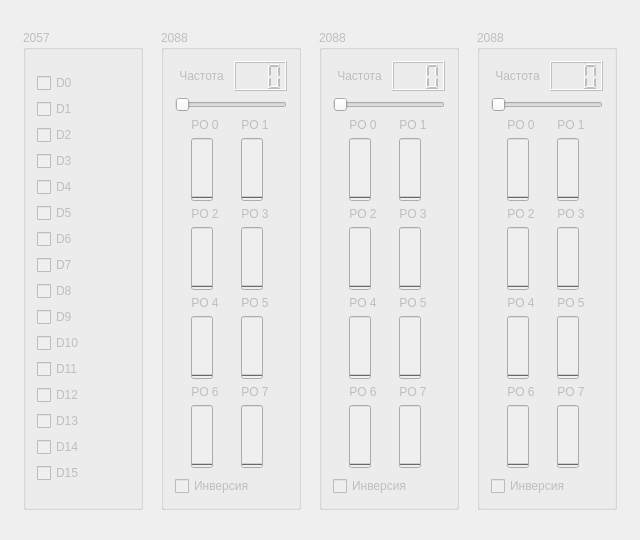
Old version of the form Megatron-server/server.ui in the repository sseitov/Megatron.
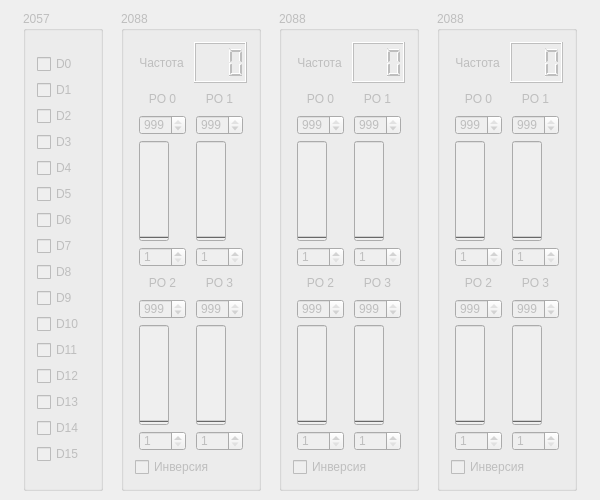
New version of the form.

The edit to the form file:
```diff
--- a/Megatron-server/server.ui
+++ b/Megatron-server/server.ui
@@ -6,20 +6,20 @@
    <rect>
     <x>0</x>
     <y>0</y>
-    <width>640</width>
-    <height>540</height>
+    <width>600</width>
+    <height>500</height>
    </rect>
   </property>
   <property name="minimumSize">
    <size>
-    <width>640</width>
-    <height>540</height>
+    <width>600</width>
+    <height>500</height>
    </size>
   </property>
   <property name="maximumSize">
    <size>
-    <width>640</width>
-    <height>540</height>
+    <width>600</width>
+    <height>500</height>
    </size>
   </property>
   <property name="windowTitle">
@@ -33,13 +33,13 @@
      </property>
      <property name="minimumSize">
       <size>
-       <width>120</width>
+       <width>80</width>
        <height>480</height>
       </size>
      </property>
      <property name="maximumSize">
       <size>
-       <width>120</width>
+       <width>80</width>
        <height>480</height>
       </size>
      </property>
@@ -234,7 +234,7 @@
      <property name="maximumSize">
       <size>
        <width>140</width>
-       <height>480</height>
+       <height>600</height>
       </size>
      </property>
      <property name="title">
@@ -246,7 +246,7 @@
      <property name="checked">
       <bool>false</bool>
      </property>
-     <layout class="QVBoxLayout" name="verticalLayout">
+     <layout class="QVBoxLayout" name="verticalLayout_4">
       <item>
        <layout class="QHBoxLayout" name="horizontalLayout_3">
         <item>
@@ -281,48 +281,31 @@
        </layout>
       </item>
       <item>
-       <widget class="QSlider" name="frequency_1">
-        <property name="minimum">
-         <number>2</number>
-        </property>
-        <property name="maximum">
-         <number>5000000</number>
-        </property>
-        <property name="orientation">
-         <enum>Qt::Horizontal</enum>
-        </property>
-       </widget>
-      </item>
-      <item>
-       <layout class="QGridLayout" name="gridLayout">
-        <item row="6" column="1">
-         <widget class="QLabel" name="label_18">
+       <layout class="QGridLayout" name="gridLayout_3">
+        <item row="0" column="0">
+         <widget class="QLabel" name="label_2">
+          <property name="maximumSize">
+           <size>
+            <width>16777215</width>
+            <height>20</height>
+           </size>
+          </property>
           <property name="text">
-           <string>PO 7</string>
+           <string>PO 0</string>
           </property>
           <property name="alignment">
            <set>Qt::AlignCenter</set>
           </property>
          </widget>
         </item>
-        <item row="7" column="0">
-         <widget class="QProgressBar" name="po6_1">
-          <property name="maximum">
-           <number>1000</number>
-          </property>
-          <property name="value">
-           <number>0</number>
-          </property>
-          <property name="textVisible">
-           <bool>false</bool>
-          </property>
-          <property name="orientation">
-           <enum>Qt::Vertical</enum>
-          </property>
-         </widget>
-        </item>
         <item row="0" column="1">
          <widget class="QLabel" name="label_3">
+          <property name="maximumSize">
+           <size>
+            <width>16777215</width>
+            <height>20</height>
+           </size>
+          </property>
           <property name="text">
            <string>PO 1</string>
           </property>
@@ -332,7 +315,60 @@
          </widget>
         </item>
         <item row="1" column="0">
+         <widget class="QSpinBox" name="hi0_1">
+          <property name="maximumSize">
+           <size>
+            <width>50</width>
+            <height>20</height>
+           </size>
+          </property>
+          <property name="minimum">
+           <number>1</number>
+          </property>
+          <property name="maximum">
+           <number>999</number>
+          </property>
+          <property name="value">
+           <number>999</number>
+          </property>
+         </widget>
+        </item>
+        <item row="1" column="1">
+         <widget class="QSpinBox" name="hi1_1">
+          <property name="maximumSize">
+           <size>
+            <width>50</width>
+            <height>20</height>
+           </size>
+          </property>
+          <property name="minimum">
+           <number>1</number>
+          </property>
+          <property name="maximum">
+           <number>999</number>
+          </property>
+          <property name="value">
+           <number>999</number>
+          </property>
+         </widget>
+        </item>
+        <item row="2" column="0">
          <widget class="QProgressBar" name="po0_1">
+          <property name="minimumSize">
+           <size>
+            <width>30</width>
+            <height>24</height>
+           </size>
+          </property>
+          <property name="maximumSize">
+           <size>
+            <width>30</width>
+            <height>100</height>
+           </size>
+          </property>
+          <property name="minimum">
+           <number>0</number>
+          </property>
           <property name="maximum">
            <number>1000</number>
           </property>
@@ -347,8 +383,74 @@
           </property>
          </widget>
         </item>
-        <item row="2" column="0">
+        <item row="2" column="1">
+         <widget class="QProgressBar" name="po1_1">
+          <property name="minimumSize">
+           <size>
+            <width>30</width>
+            <height>100</height>
+           </size>
+          </property>
+          <property name="maximumSize">
+           <size>
+            <width>30</width>
+            <height>100</height>
+           </size>
+          </property>
+          <property name="maximum">
+           <number>1000</number>
+          </property>
+          <property name="value">
+           <number>0</number>
+          </property>
+          <property name="textVisible">
+           <bool>false</bool>
+          </property>
+          <property name="orientation">
+           <enum>Qt::Vertical</enum>
+          </property>
+         </widget>
+        </item>
+        <item row="3" column="0">
+         <widget class="QSpinBox" name="lo0_1">
+          <property name="maximumSize">
+           <size>
+            <width>50</width>
+            <height>20</height>
+           </size>
+          </property>
+          <property name="minimum">
+           <number>1</number>
+          </property>
+          <property name="maximum">
+           <number>999</number>
+          </property>
+         </widget>
+        </item>
+        <item row="3" column="1">
+         <widget class="QSpinBox" name="lo1_1">
+          <property name="maximumSize">
+           <size>
+            <width>50</width>
+            <height>20</height>
+           </size>
+          </property>
+          <property name="minimum">
+           <number>1</number>
+          </property>
+          <property name="maximum">
+           <number>999</number>
+          </property>
+         </widget>
+        </item>
+        <item row="4" column="0">
          <widget class="QLabel" name="label_4">
+          <property name="maximumSize">
+           <size>
+            <width>16777215</width>
+            <height>20</height>
+           </size>
+          </property>
           <property name="text">
            <string>PO 2</string>
           </property>
@@ -358,33 +460,13 @@
          </widget>
         </item>
         <item row="4" column="1">
-         <widget class="QLabel" name="label_17">
-          <property name="text">
-           <string>PO 5</string>
-          </property>
-          <property name="alignment">
-           <set>Qt::AlignCenter</set>
-          </property>
-         </widget>
-        </item>
-        <item row="5" column="0">
-         <widget class="QProgressBar" name="po4_1">
-          <property name="maximum">
-           <number>1000</number>
-          </property>
-          <property name="value">
-           <number>0</number>
-          </property>
-          <property name="textVisible">
-           <bool>false</bool>
-          </property>
-          <property name="orientation">
-           <enum>Qt::Vertical</enum>
-          </property>
-         </widget>
-        </item>
-        <item row="2" column="1">
          <widget class="QLabel" name="label_5">
+          <property name="maximumSize">
+           <size>
+            <width>16777215</width>
+            <height>20</height>
+           </size>
+          </property>
           <property name="text">
            <string>PO 3</string>
           </property>
@@ -393,8 +475,58 @@
           </property>
          </widget>
         </item>
-        <item row="3" column="0">
+        <item row="5" column="0">
+         <widget class="QSpinBox" name="hi2_1">
+          <property name="maximumSize">
+           <size>
+            <width>50</width>
+            <height>20</height>
+           </size>
+          </property>
+          <property name="minimum">
+           <number>1</number>
+          </property>
+          <property name="maximum">
+           <number>999</number>
+          </property>
+          <property name="value">
+           <number>999</number>
+          </property>
+         </widget>
+        </item>
+        <item row="5" column="1">
+         <widget class="QSpinBox" name="hi3_1">
+          <property name="maximumSize">
+           <size>
+            <width>50</width>
+            <height>20</height>
+           </size>
+          </property>
+          <property name="minimum">
+           <number>1</number>
+          </property>
+          <property name="maximum">
+           <number>999</number>
+          </property>
+          <property name="value">
+           <number>999</number>
+          </property>
+         </widget>
+        </item>
+        <item row="6" column="0">
          <widget class="QProgressBar" name="po2_1">
+          <property name="minimumSize">
+           <size>
+            <width>30</width>
+            <height>100</height>
+           </size>
+          </property>
+          <property name="maximumSize">
+           <size>
+            <width>30</width>
+            <height>100</height>
+           </size>
+          </property>
           <property name="maximum">
            <number>1000</number>
           </property>
@@ -409,34 +541,20 @@
           </property>
          </widget>
         </item>
-        <item row="3" column="1">
+        <item row="6" column="1">
          <widget class="QProgressBar" name="po3_1">
-          <property name="maximum">
-           <number>1000</number>
+          <property name="minimumSize">
+           <size>
+            <width>30</width>
+            <height>100</height>
+           </size>
           </property>
-          <property name="value">
-           <number>0</number>
+          <property name="maximumSize">
+           <size>
+            <width>30</width>
+            <height>100</height>
+           </size>
           </property>
-          <property name="textVisible">
-           <bool>false</bool>
-          </property>
-          <property name="orientation">
-           <enum>Qt::Vertical</enum>
-          </property>
-         </widget>
-        </item>
-        <item row="4" column="0">
-         <widget class="QLabel" name="label_6">
-          <property name="text">
-           <string>PO 4</string>
-          </property>
-          <property name="alignment">
-           <set>Qt::AlignCenter</set>
-          </property>
-         </widget>
-        </item>
-        <item row="5" column="1">
-         <widget class="QProgressBar" name="po5_1">
           <property name="maximum">
            <number>1000</number>
           </property>
@@ -451,55 +569,35 @@
           </property>
          </widget>
         </item>
-        <item row="6" column="0">
-         <widget class="QLabel" name="label_19">
-          <property name="text">
-           <string>PO 6</string>
+        <item row="7" column="0">
+         <widget class="QSpinBox" name="lo2_1">
+          <property name="maximumSize">
+           <size>
+            <width>50</width>
+            <height>20</height>
+           </size>
           </property>
-          <property name="alignment">
-           <set>Qt::AlignCenter</set>
+          <property name="minimum">
+           <number>1</number>
           </property>
-         </widget>
-        </item>
-        <item row="0" column="0">
-         <widget class="QLabel" name="label_2">
-          <property name="text">
-           <string>PO 0</string>
-          </property>
-          <property name="alignment">
-           <set>Qt::AlignCenter</set>
+          <property name="maximum">
+           <number>999</number>
           </property>
          </widget>
         </item>
         <item row="7" column="1">
-         <widget class="QProgressBar" name="po7_1">
-          <property name="maximum">
-           <number>1000</number>
+         <widget class="QSpinBox" name="lo3_1">
+          <property name="maximumSize">
+           <size>
+            <width>50</width>
+            <height>20</height>
+           </size>
           </property>
-          <property name="value">
-           <number>0</number>
+          <property name="minimum">
+           <number>1</number>
           </property>
-          <property name="textVisible">
-           <bool>false</bool>
-          </property>
-          <property name="orientation">
-           <enum>Qt::Vertical</enum>
-          </property>
-         </widget>
-        </item>
-        <item row="1" column="1">
-         <widget class="QProgressBar" name="po1_1">
           <property name="maximum">
-           <number>1000</number>
-          </property>
-          <property name="value">
-           <number>0</number>
-          </property>
-          <property name="textVisible">
-           <bool>false</bool>
-          </property>
-          <property name="orientation">
-           <enum>Qt::Vertical</enum>
+           <number>999</number>
           </property>
          </widget>
         </item>
@@ -529,7 +627,7 @@
      <property name="maximumSize">
       <size>
        <width>140</width>
-       <height>480</height>
+       <height>600</height>
       </size>
      </property>
      <property name="title">
@@ -545,7 +643,7 @@
       <item>
        <layout class="QHBoxLayout" name="horizontalLayout_4">
         <item>
-         <widget class="QLabel" name="label_7">
+         <widget class="QLabel" name="label_6">
           <property name="minimumSize">
            <size>
             <width>0</width>
@@ -575,49 +673,32 @@
         </item>
        </layout>
       </item>
-      <item>
-       <widget class="QSlider" name="frequency_2">
-        <property name="minimum">
-         <number>2</number>
-        </property>
-        <property name="maximum">
-         <number>5000000</number>
-        </property>
-        <property name="orientation">
-         <enum>Qt::Horizontal</enum>
-        </property>
-       </widget>
-      </item>
       <item>
        <layout class="QGridLayout" name="gridLayout_2">
-        <item row="6" column="1">
-         <widget class="QLabel" name="label_20">
+        <item row="0" column="0">
+         <widget class="QLabel" name="label_7">
+          <property name="maximumSize">
+           <size>
+            <width>16777215</width>
+            <height>20</height>
+           </size>
+          </property>
           <property name="text">
-           <string>PO 7</string>
+           <string>PO 0</string>
           </property>
           <property name="alignment">
            <set>Qt::AlignCenter</set>
           </property>
          </widget>
         </item>
-        <item row="7" column="0">
-         <widget class="QProgressBar" name="po6_2">
-          <property name="maximum">
-           <number>1000</number>
-          </property>
-          <property name="value">
-           <number>0</number>
-          </property>
-          <property name="textVisible">
-           <bool>false</bool>
-          </property>
-          <property name="orientation">
-           <enum>Qt::Vertical</enum>
-          </property>
-         </widget>
-        </item>
         <item row="0" column="1">
          <widget class="QLabel" name="label_8">
+          <property name="maximumSize">
+           <size>
+            <width>16777215</width>
+            <height>20</height>
+           </size>
+          </property>
           <property name="text">
            <string>PO 1</string>
           </property>
@@ -627,7 +708,60 @@
          </widget>
         </item>
         <item row="1" column="0">
+         <widget class="QSpinBox" name="hi0_2">
+          <property name="maximumSize">
+           <size>
+            <width>50</width>
+            <height>20</height>
+           </size>
+          </property>
+          <property name="minimum">
+           <number>1</number>
+          </property>
+          <property name="maximum">
+           <number>999</number>
+          </property>
+          <property name="value">
+           <number>999</number>
+          </property>
+         </widget>
+        </item>
+        <item row="1" column="1">
+         <widget class="QSpinBox" name="hi1_2">
+          <property name="maximumSize">
+           <size>
+            <width>50</width>
+            <height>20</height>
+           </size>
+          </property>
+          <property name="minimum">
+           <number>1</number>
+          </property>
+          <property name="maximum">
+           <number>999</number>
+          </property>
+          <property name="value">
+           <number>999</number>
+          </property>
+         </widget>
+        </item>
+        <item row="2" column="0">
          <widget class="QProgressBar" name="po0_2">
+          <property name="minimumSize">
+           <size>
+            <width>30</width>
+            <height>24</height>
+           </size>
+          </property>
+          <property name="maximumSize">
+           <size>
+            <width>30</width>
+            <height>100</height>
+           </size>
+          </property>
+          <property name="minimum">
+           <number>0</number>
+          </property>
           <property name="maximum">
            <number>1000</number>
           </property>
@@ -642,8 +776,74 @@
           </property>
          </widget>
         </item>
-        <item row="2" column="0">
+        <item row="2" column="1">
+         <widget class="QProgressBar" name="po1_2">
+          <property name="minimumSize">
+           <size>
+            <width>30</width>
+            <height>100</height>
+           </size>
+          </property>
+          <property name="maximumSize">
+           <size>
+            <width>30</width>
+            <height>100</height>
+           </size>
+          </property>
+          <property name="maximum">
+           <number>1000</number>
+          </property>
+          <property name="value">
+           <number>0</number>
+          </property>
+          <property name="textVisible">
+           <bool>false</bool>
+          </property>
+          <property name="orientation">
+           <enum>Qt::Vertical</enum>
+          </property>
+         </widget>
+        </item>
+        <item row="3" column="0">
+         <widget class="QSpinBox" name="lo0_2">
+          <property name="maximumSize">
+           <size>
+            <width>50</width>
+            <height>20</height>
+           </size>
+          </property>
+          <property name="minimum">
+           <number>1</number>
+          </property>
+          <property name="maximum">
+           <number>999</number>
+          </property>
+         </widget>
+        </item>
+        <item row="3" column="1">
+         <widget class="QSpinBox" name="lo1_2">
+          <property name="maximumSize">
+           <size>
+            <width>50</width>
+            <height>20</height>
+           </size>
+          </property>
+          <property name="minimum">
+           <number>1</number>
+          </property>
+          <property name="maximum">
+           <number>999</number>
+          </property>
+         </widget>
+        </item>
+        <item row="4" column="0">
          <widget class="QLabel" name="label_9">
+          <property name="maximumSize">
+           <size>
+            <width>16777215</width>
+            <height>20</height>
+           </size>
+          </property>
           <property name="text">
            <string>PO 2</string>
           </property>
@@ -653,33 +853,13 @@
          </widget>
         </item>
         <item row="4" column="1">
-         <widget class="QLabel" name="label_21">
-          <property name="text">
-           <string>PO 5</string>
-          </property>
-          <property name="alignment">
-           <set>Qt::AlignCenter</set>
-          </property>
-         </widget>
-        </item>
-        <item row="5" column="0">
-         <widget class="QProgressBar" name="po4_2">
-          <property name="maximum">
-           <number>1000</number>
-          </property>
-          <property name="value">
-           <number>0</number>
-          </property>
-          <property name="textVisible">
-           <bool>false</bool>
-          </property>
-          <property name="orientation">
-           <enum>Qt::Vertical</enum>
-          </property>
-         </widget>
-        </item>
-        <item row="2" column="1">
          <widget class="QLabel" name="label_10">
+          <property name="maximumSize">
+           <size>
+            <width>16777215</width>
+            <height>20</height>
+           </size>
+          </property>
           <property name="text">
            <string>PO 3</string>
           </property>
@@ -688,8 +868,58 @@
           </property>
          </widget>
         </item>
-        <item row="3" column="0">
+        <item row="5" column="0">
+         <widget class="QSpinBox" name="hi2_2">
+          <property name="maximumSize">
+           <size>
+            <width>50</width>
+            <height>20</height>
+           </size>
+          </property>
+          <property name="minimum">
+           <number>1</number>
+          </property>
+          <property name="maximum">
+           <number>999</number>
+          </property>
+          <property name="value">
+           <number>999</number>
+          </property>
+         </widget>
+        </item>
+        <item row="5" column="1">
+         <widget class="QSpinBox" name="hi3_2">
+          <property name="maximumSize">
+           <size>
+            <width>50</width>
+            <height>20</height>
+           </size>
+          </property>
+          <property name="minimum">
+           <number>1</number>
+          </property>
+          <property name="maximum">
+           <number>999</number>
+          </property>
+          <property name="value">
+           <number>999</number>
+          </property>
+         </widget>
+        </item>
+        <item row="6" column="0">
          <widget class="QProgressBar" name="po2_2">
+          <property name="minimumSize">
+           <size>
+            <width>30</width>
+            <height>100</height>
+           </size>
+          </property>
+          <property name="maximumSize">
+           <size>
+            <width>30</width>
+            <height>100</height>
+           </size>
+          </property>
           <property name="maximum">
            <number>1000</number>
           </property>
@@ -704,34 +934,20 @@
           </property>
          </widget>
         </item>
-        <item row="3" column="1">
+        <item row="6" column="1">
          <widget class="QProgressBar" name="po3_2">
-          <property name="maximum">
-           <number>1000</number>
+          <property name="minimumSize">
+           <size>
+            <width>30</width>
+            <height>100</height>
+           </size>
           </property>
-          <property name="value">
-           <number>0</number>
+          <property name="maximumSize">
+           <size>
+            <width>30</width>
+            <height>100</height>
+           </size>
           </property>
-          <property name="textVisible">
-           <bool>false</bool>
-          </property>
-          <property name="orientation">
-           <enum>Qt::Vertical</enum>
-          </property>
-         </widget>
-        </item>
-        <item row="4" column="0">
-         <widget class="QLabel" name="label_11">
-          <property name="text">
-           <string>PO 4</string>
-          </property>
-          <property name="alignment">
-           <set>Qt::AlignCenter</set>
-          </property>
-         </widget>
-        </item>
-        <item row="5" column="1">
-         <widget class="QProgressBar" name="po5_2">
           <property name="maximum">
            <number>1000</number>
           </property>
@@ -746,55 +962,35 @@
           </property>
          </widget>
         </item>
-        <item row="6" column="0">
-         <widget class="QLabel" name="label_22">
-          <property name="text">
-           <string>PO 6</string>
+        <item row="7" column="0">
+         <widget class="QSpinBox" name="lo2_2">
+          <property name="maximumSize">
+           <size>
+            <width>50</width>
+            <height>20</height>
+           </size>
           </property>
-          <property name="alignment">
-           <set>Qt::AlignCenter</set>
+          <property name="minimum">
+           <number>1</number>
           </property>
-         </widget>
-        </item>
-        <item row="0" column="0">
-         <widget class="QLabel" name="label_12">
-          <property name="text">
-           <string>PO 0</string>
-          </property>
-          <property name="alignment">
-           <set>Qt::AlignCenter</set>
+          <property name="maximum">
+           <number>999</number>
           </property>
          </widget>
         </item>
         <item row="7" column="1">
-         <widget class="QProgressBar" name="po7_2">
-          <property name="maximum">
-           <number>1000</number>
+         <widget class="QSpinBox" name="lo3_2">
+          <property name="maximumSize">
+           <size>
+            <width>50</width>
+            <height>20</height>
+           </size>
           </property>
-          <property name="value">
-           <number>0</number>
+          <property name="minimum">
+           <number>1</number>
           </property>
-          <property name="textVisible">
-           <bool>false</bool>
-          </property>
-          <property name="orientation">
-           <enum>Qt::Vertical</enum>
-          </property>
-         </widget>
-        </item>
-        <item row="1" column="1">
-         <widget class="QProgressBar" name="po1_2">
           <property name="maximum">
-           <number>1000</number>
-          </property>
-          <property name="value">
-           <number>0</number>
-          </property>
-          <property name="textVisible">
-           <bool>false</bool>
-          </property>
-          <property name="orientation">
-           <enum>Qt::Vertical</enum>
+           <number>999</number>
           </property>
          </widget>
         </item>
@@ -824,7 +1020,7 @@
      <property name="maximumSize">
       <size>
        <width>140</width>
-       <height>480</height>
+       <height>600</height>
       </size>
      </property>
      <property name="title">
@@ -836,11 +1032,11 @@
      <property name="checked">
       <bool>false</bool>
      </property>
-     <layout class="QVBoxLayout" name="verticalLayout_4">
+     <layout class="QVBoxLayout" name="verticalLayout">
       <item>
        <layout class="QHBoxLayout" name="horizontalLayout_5">
         <item>
-         <widget class="QLabel" name="label_13">
+         <widget class="QLabel" name="label_11">
           <property name="minimumSize">
            <size>
             <width>0</width>
@@ -871,48 +1067,31 @@
        </layout>
       </item>
       <item>
-       <widget class="QSlider" name="frequency_3">
-        <property name="minimum">
-         <number>2</number>
-        </property>
-        <property name="maximum">
-         <number>5000000</number>
-        </property>
-        <property name="orientation">
-         <enum>Qt::Horizontal</enum>
-        </property>
-       </widget>
-      </item>
-      <item>
-       <layout class="QGridLayout" name="gridLayout_3">
-        <item row="6" column="1">
-         <widget class="QLabel" name="label_23">
+       <layout class="QGridLayout" name="gridLayout">
+        <item row="0" column="0">
+         <widget class="QLabel" name="label_12">
+          <property name="maximumSize">
+           <size>
+            <width>16777215</width>
+            <height>20</height>
+           </size>
+          </property>
           <property name="text">
-           <string>PO 7</string>
+           <string>PO 0</string>
           </property>
           <property name="alignment">
            <set>Qt::AlignCenter</set>
           </property>
          </widget>
         </item>
-        <item row="7" column="0">
-         <widget class="QProgressBar" name="po6_3">
-          <property name="maximum">
-           <number>1000</number>
-          </property>
-          <property name="value">
-           <number>0</number>
-          </property>
-          <property name="textVisible">
-           <bool>false</bool>
-          </property>
-          <property name="orientation">
-           <enum>Qt::Vertical</enum>
-          </property>
-         </widget>
-        </item>
         <item row="0" column="1">
-         <widget class="QLabel" name="label_14">
+         <widget class="QLabel" name="label_13">
+          <property name="maximumSize">
+           <size>
+            <width>16777215</width>
+            <height>20</height>
+           </size>
+          </property>
           <property name="text">
            <string>PO 1</string>
           </property>
@@ -922,7 +1101,60 @@
          </widget>
         </item>
         <item row="1" column="0">
+         <widget class="QSpinBox" name="hi0_3">
+          <property name="maximumSize">
+           <size>
+            <width>50</width>
+            <height>20</height>
+           </size>
+          </property>
+          <property name="minimum">
+           <number>1</number>
+          </property>
+          <property name="maximum">
+           <number>999</number>
+          </property>
+          <property name="value">
+           <number>999</number>
+          </property>
+         </widget>
+        </item>
+        <item row="1" column="1">
+         <widget class="QSpinBox" name="hi1_3">
+          <property name="maximumSize">
+           <size>
+            <width>50</width>
+            <height>20</height>
+           </size>
+          </property>
+          <property name="minimum">
+           <number>1</number>
+          </property>
+          <property name="maximum">
+           <number>999</number>
+          </property>
+          <property name="value">
+           <number>999</number>
+          </property>
+         </widget>
+        </item>
+        <item row="2" column="0">
          <widget class="QProgressBar" name="po0_3">
+          <property name="minimumSize">
+           <size>
+            <width>30</width>
+            <height>24</height>
+           </size>
+          </property>
+          <property name="maximumSize">
+           <size>
+            <width>30</width>
+            <height>100</height>
+           </size>
+          </property>
+          <property name="minimum">
+           <number>0</number>
+          </property>
           <property name="maximum">
            <number>1000</number>
           </property>
@@ -937,44 +1169,90 @@
           </property>
          </widget>
         </item>
-        <item row="2" column="0">
+        <item row="2" column="1">
+         <widget class="QProgressBar" name="po1_3">
+          <property name="minimumSize">
+           <size>
+            <width>30</width>
+            <height>100</height>
+           </size>
+          </property>
+          <property name="maximumSize">
+           <size>
+            <width>30</width>
+            <height>100</height>
+           </size>
+          </property>
+          <property name="maximum">
+           <number>1000</number>
+          </property>
+          <property name="value">
+           <number>0</number>
+          </property>
+          <property name="textVisible">
+           <bool>false</bool>
+          </property>
+          <property name="orientation">
+           <enum>Qt::Vertical</enum>
+          </property>
+         </widget>
+        </item>
+        <item row="3" column="0">
+         <widget class="QSpinBox" name="lo0_3">
+          <property name="maximumSize">
+           <size>
+            <width>50</width>
+            <height>20</height>
+           </size>
+          </property>
+          <property name="minimum">
+           <number>1</number>
+          </property>
+          <property name="maximum">
+           <number>999</number>
+          </property>
+         </widget>
+        </item>
+        <item row="3" column="1">
+         <widget class="QSpinBox" name="lo1_3">
+          <property name="maximumSize">
+           <size>
+            <width>50</width>
+            <height>20</height>
+           </size>
+          </property>
+          <property name="minimum">
+           <number>1</number>
+          </property>
+          <property name="maximum">
+           <number>999</number>
+          </property>
+         </widget>
+        </item>
+        <item row="4" column="0">
+         <widget class="QLabel" name="label_14">
+          <property name="maximumSize">
+           <size>
+            <width>16777215</width>
+            <height>20</height>
+           </size>
+          </property>
+          <property name="text">
+           <string>PO 2</string>
+          </property>
+          <property name="alignment">
+           <set>Qt::AlignCenter</set>
+          </property>
+         </widget>
+        </item>
+        <item row="4" column="1">
          <widget class="QLabel" name="label_15">
-          <property name="text">
-           <string>PO 2</string>
+          <property name="maximumSize">
+           <size>
+            <width>16777215</width>
+            <height>20</height>
+           </size>
           </property>
-          <property name="alignment">
-           <set>Qt::AlignCenter</set>
-          </property>
-         </widget>
-        </item>
-        <item row="4" column="1">
-         <widget class="QLabel" name="label_24">
-          <property name="text">
-           <string>PO 5</string>
-          </property>
-          <property name="alignment">
-           <set>Qt::AlignCenter</set>
-          </property>
-         </widget>
-        </item>
-        <item row="5" column="0">
-         <widget class="QProgressBar" name="po4_3">
-          <property name="maximum">
-           <number>1000</number>
-          </property>
-          <property name="value">
-           <number>0</number>
-          </property>
-          <property name="textVisible">
-           <bool>false</bool>
-          </property>
-          <property name="orientation">
-           <enum>Qt::Vertical</enum>
-          </property>
-         </widget>
-        </item>
-        <item row="2" column="1">
-         <widget class="QLabel" name="label_16">
           <property name="text">
            <string>PO 3</string>
           </property>
@@ -983,8 +1261,58 @@
           </property>
          </widget>
         </item>
-        <item row="3" column="0">
+        <item row="5" column="0">
+         <widget class="QSpinBox" name="hi2_3">
+          <property name="maximumSize">
+           <size>
+            <width>50</width>
+            <height>20</height>
+           </size>
+          </property>
+          <property name="minimum">
+           <number>1</number>
+          </property>
+          <property name="maximum">
+           <number>999</number>
+          </property>
+          <property name="value">
+           <number>999</number>
+          </property>
+         </widget>
+        </item>
+        <item row="5" column="1">
+         <widget class="QSpinBox" name="hi3_3">
+          <property name="maximumSize">
+           <size>
+            <width>50</width>
+            <height>20</height>
+           </size>
+          </property>
+          <property name="minimum">
+           <number>1</number>
+          </property>
+          <property name="maximum">
+           <number>999</number>
+          </property>
+          <property name="value">
+           <number>999</number>
+          </property>
+         </widget>
+        </item>
+        <item row="6" column="0">
          <widget class="QProgressBar" name="po2_3">
+          <property name="minimumSize">
+           <size>
+            <width>30</width>
+            <height>100</height>
+           </size>
+          </property>
+          <property name="maximumSize">
+           <size>
+            <width>30</width>
+            <height>100</height>
+           </size>
+          </property>
           <property name="maximum">
            <number>1000</number>
           </property>
@@ -999,34 +1327,20 @@
           </property>
          </widget>
         </item>
-        <item row="3" column="1">
+        <item row="6" column="1">
          <widget class="QProgressBar" name="po3_3">
-          <property name="maximum">
-           <number>1000</number>
+          <property name="minimumSize">
+           <size>
+            <width>30</width>
+            <height>100</height>
+           </size>
           </property>
-          <property name="value">
-           <number>0</number>
+          <property name="maximumSize">
+           <size>
+            <width>30</width>
+            <height>100</height>
+           </size>
           </property>
-          <property name="textVisible">
-           <bool>false</bool>
-          </property>
-          <property name="orientation">
-           <enum>Qt::Vertical</enum>
-          </property>
-         </widget>
-        </item>
-        <item row="4" column="0">
-         <widget class="QLabel" name="label_25">
-          <property name="text">
-           <string>PO 4</string>
-          </property>
-          <property name="alignment">
-           <set>Qt::AlignCenter</set>
-          </property>
-         </widget>
-        </item>
-        <item row="5" column="1">
-         <widget class="QProgressBar" name="po5_3">
           <property name="maximum">
            <number>1000</number>
           </property>
@@ -1041,55 +1355,35 @@
           </property>
          </widget>
         </item>
-        <item row="6" column="0">
-         <widget class="QLabel" name="label_26">
-          <property name="text">
-           <string>PO 6</string>
+        <item row="7" column="0">
+         <widget class="QSpinBox" name="lo2_3">
+          <property name="maximumSize">
+           <size>
+            <width>50</width>
+            <height>20</height>
+           </size>
           </property>
-          <property name="alignment">
-           <set>Qt::AlignCenter</set>
+          <property name="minimum">
+           <number>1</number>
           </property>
-         </widget>
-        </item>
-        <item row="0" column="0">
-         <widget class="QLabel" name="label_27">
-          <property name="text">
-           <string>PO 0</string>
-          </property>
-          <property name="alignment">
-           <set>Qt::AlignCenter</set>
+          <property name="maximum">
+           <number>999</number>
           </property>
          </widget>
         </item>
         <item row="7" column="1">
-         <widget class="QProgressBar" name="po7_3">
-          <property name="maximum">
-           <number>1000</number>
+         <widget class="QSpinBox" name="lo3_3">
+          <property name="maximumSize">
+           <size>
+            <width>50</width>
+            <height>20</height>
+           </size>
           </property>
-          <property name="value">
-           <number>0</number>
+          <property name="minimum">
+           <number>1</number>
           </property>
-          <property name="textVisible">
-           <bool>false</bool>
-          </property>
-          <property name="orientation">
-           <enum>Qt::Vertical</enum>
-          </property>
-         </widget>
-        </item>
-        <item row="1" column="1">
-         <widget class="QProgressBar" name="po1_3">
           <property name="maximum">
-           <number>1000</number>
-          </property>
-          <property name="value">
-           <number>0</number>
-          </property>
-          <property name="textVisible">
-           <bool>false</bool>
-          </property>
-          <property name="orientation">
-           <enum>Qt::Vertical</enum>
+           <number>999</number>
           </property>
          </widget>
         </item>
```
